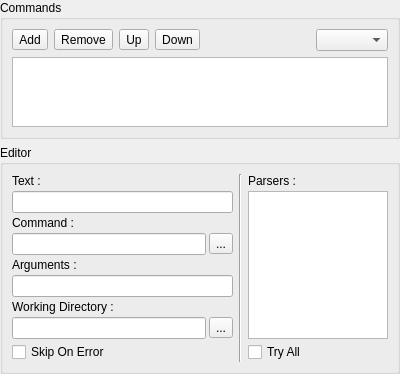
The window that v2/branches/newxup/monkey/src/xupmanager/gui/CommandsEditor.ui (testmana2/mks) describes before a commit, drawn with Qt 5.
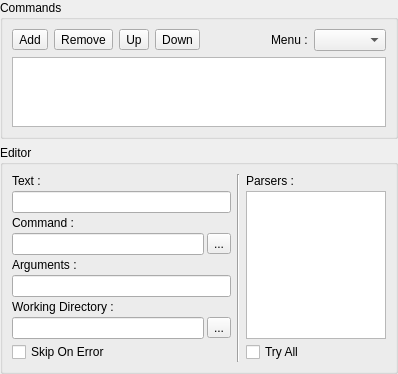
The same window after the commit. Icons and pictures are not drawn. Custom widgets are drawn as their Qt base class.

Commit message: Rework CommandsEditor.

What changed in the file:
```diff
--- a/v2/branches/newxup/monkey/src/xupmanager/gui/CommandsEditor.ui
+++ b/v2/branches/newxup/monkey/src/xupmanager/gui/CommandsEditor.ui
@@ -6,8 +6,8 @@
    <rect>
     <x>0</x>
     <y>0</y>
-    <width>400</width>
-    <height>362</height>
+    <width>398</width>
+    <height>360</height>
    </rect>
   </property>
   <property name="windowTitle">
@@ -90,16 +90,23 @@
         </property>
        </spacer>
       </item>
-      <item row="1" column="0" colspan="6">
+      <item row="1" column="0" colspan="7">
        <widget class="QListWidget" name="lwCommands"/>
       </item>
-      <item row="0" column="5">
-       <widget class="QComboBox" name="cbCommandTypes">
+      <item row="0" column="6">
+       <widget class="QComboBox" name="cbMenus">
         <property name="sizeAdjustPolicy">
          <enum>QComboBox::AdjustToContents</enum>
         </property>
        </widget>
       </item>
+      <item row="0" column="5">
+       <widget class="QLabel" name="label">
+        <property name="text">
+         <string>Menu :</string>
+        </property>
+       </widget>
+      </item>
      </layout>
     </widget>
    </item>
```
The commit also changes 5 other files.
